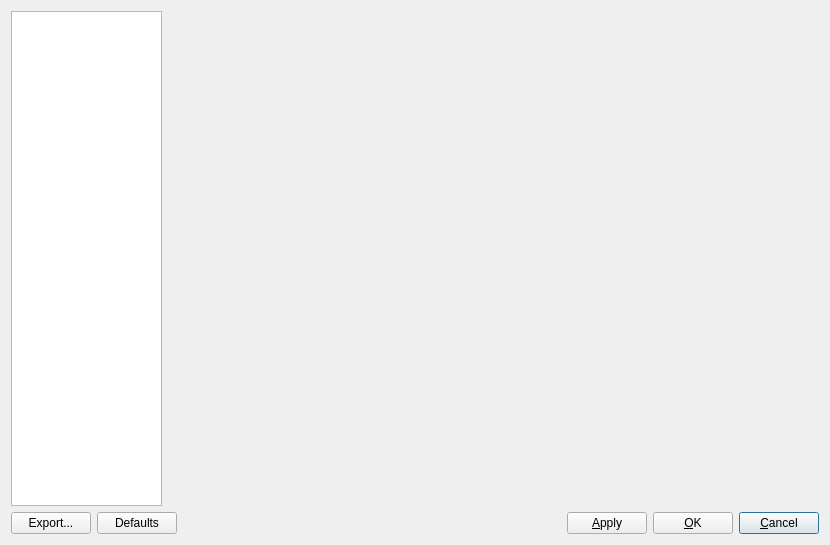
The window that scribus/ui/preferencesdialogbase.ui (scribusproject/scribus) describes before a commit, drawn with Qt 5.
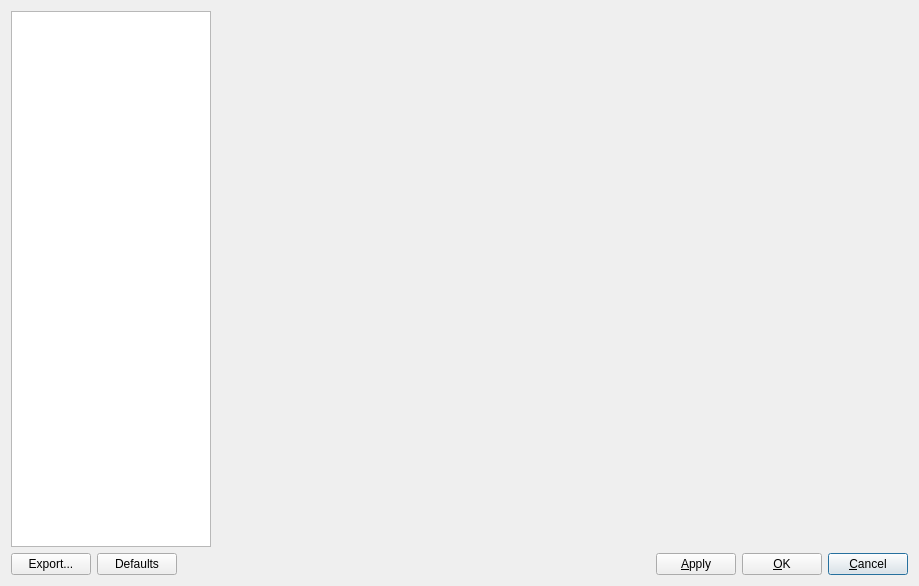
The same window after the commit.

Commit message: Adjust Prefs window a little to adjust list spacing

```diff
--- a/scribus/ui/preferencesdialogbase.ui
+++ b/scribus/ui/preferencesdialogbase.ui
@@ -6,8 +6,8 @@
    <rect>
     <x>0</x>
     <y>0</y>
-    <width>830</width>
-    <height>545</height>
+    <width>919</width>
+    <height>586</height>
    </rect>
   </property>
   <property name="windowTitle">
@@ -26,13 +26,16 @@
        </property>
        <property name="maximumSize">
         <size>
-         <width>151</width>
+         <width>200</width>
          <height>16777215</height>
         </size>
        </property>
        <property name="alternatingRowColors">
         <bool>true</bool>
        </property>
+       <property name="spacing">
+        <number>1</number>
+       </property>
        <property name="viewMode">
         <enum>QListView::IconMode</enum>
        </property>
```
Left out of the diff: 12 changed lines with no effect on the pictures.
